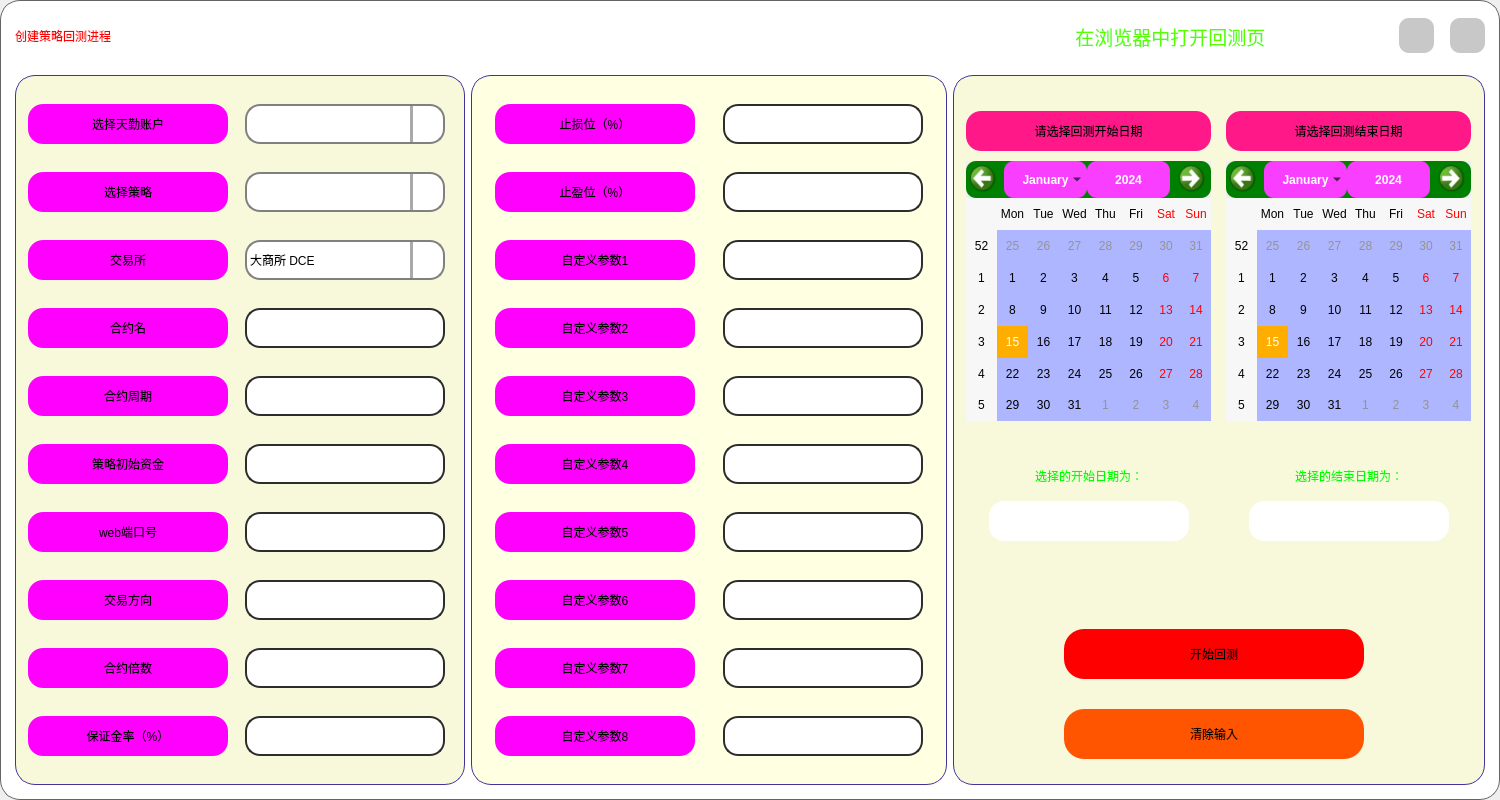
Qt form UI/CreateBackTestProcess_light.ui (shiyindebcd/ProcessTrader) before a commit.
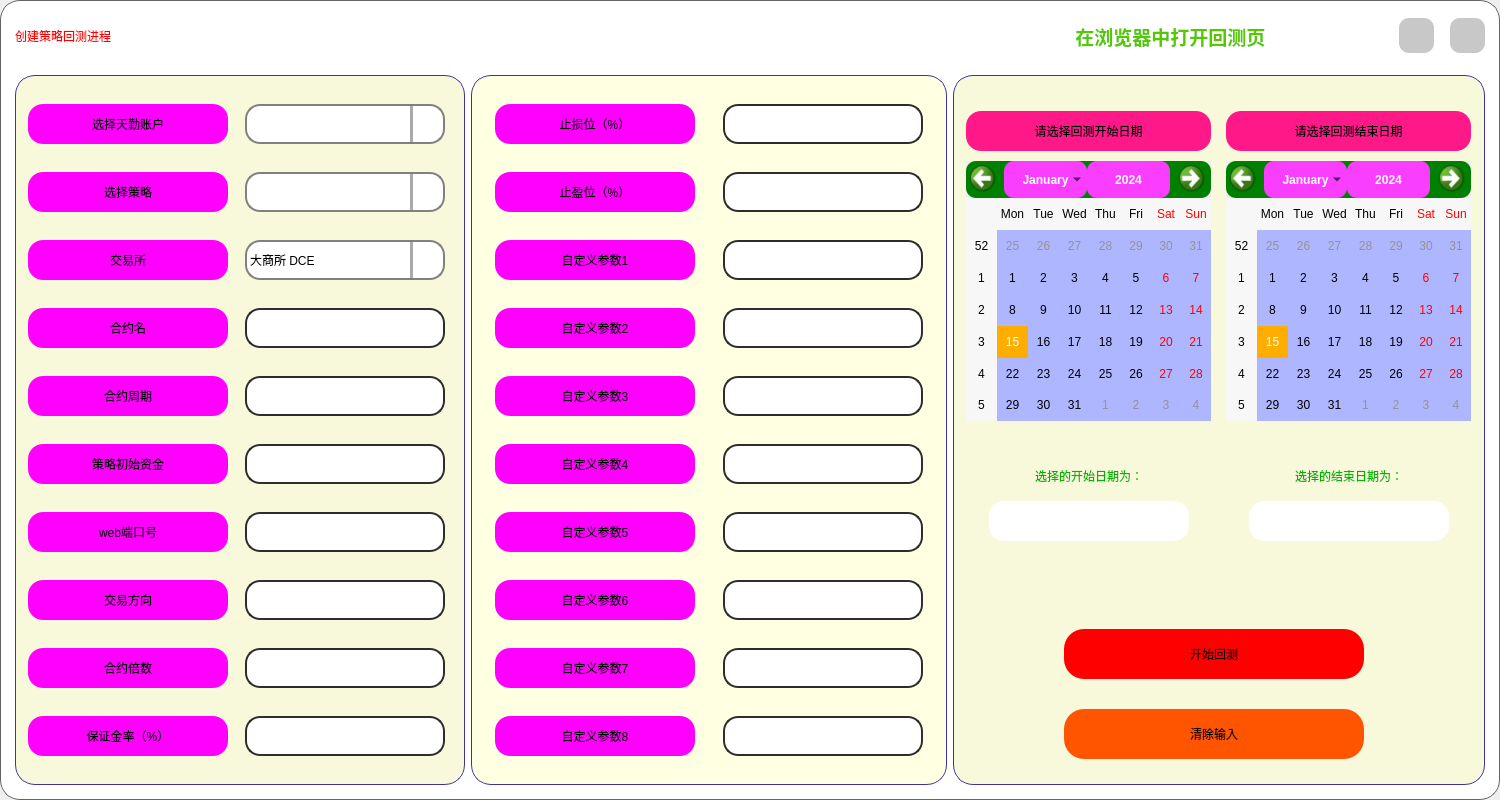
The same form after that commit. Icons and pictures are not drawn.

Diff of the .ui file:
```diff
--- a/UI/CreateBackTestProcess_light.ui
+++ b/UI/CreateBackTestProcess_light.ui
@@ -193,16 +193,16 @@
              <family>等线</family>
              <pointsize>14</pointsize>
              <italic>false</italic>
-             <bold>false</bold>
+             <bold>true</bold>
             </font>
            </property>
            <property name="styleSheet">
             <string notr="true">QPushButton {
 	border: none;
 	background-color: rgba(40, 40, 70, 0);
-	color: rgb(85, 255, 0);
+	color: rgb(85, 200, 0);
 	
-	font: 14pt &quot;等线&quot;;
+	font: 700 14pt &quot;等线&quot;;
 	border-radius: 13px;
 }
 
@@ -2596,7 +2596,7 @@
                     </property>
                     <property name="styleSheet">
                      <string notr="true">font: 700 16pt &quot;等线&quot;;
-color: rgb(0, 255, 0);
+color: rgb(0, 180, 0);
 border: none;</string>
                     </property>
                     <property name="text">
@@ -2829,7 +2829,7 @@
                     </property>
                     <property name="styleSheet">
                      <string notr="true">font: 700 16pt &quot;等线&quot;;
-color: rgb(0, 255, 0);
+color: rgb(0, 180, 0);
 border: none;</string>
                     </property>
                     <property name="text">
```
Left out of the diff: 20 changed lines with no effect on the pictures.
